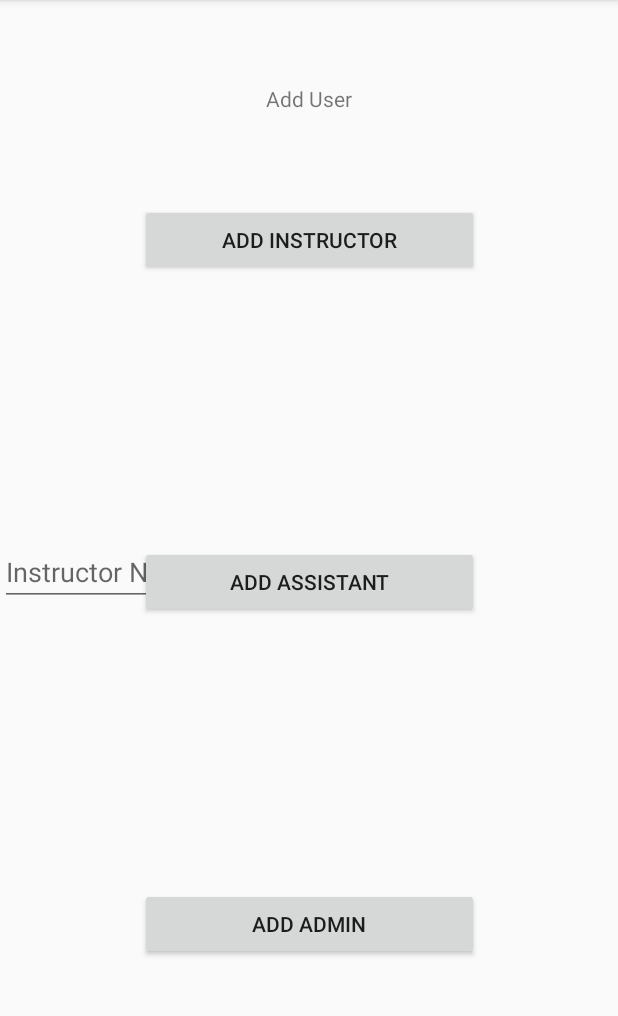
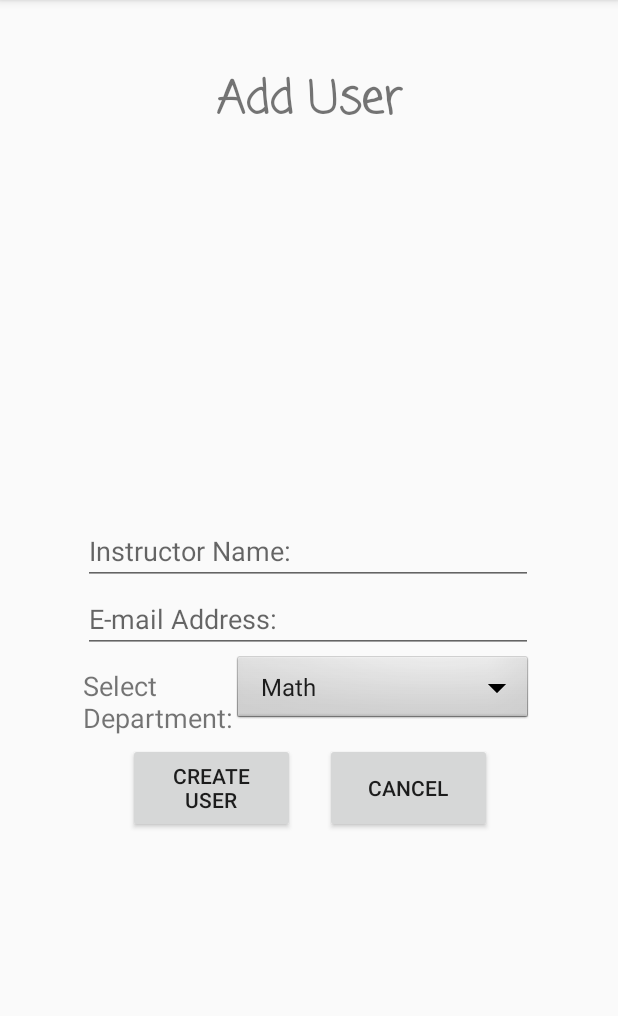
Before and after one commit to gldngullu/AWSheet, an Android app: the screen it shows after launch (AddUser), after a tap on "ADD INSTRUCTOR", on a phone screen of 412 x 824 dp, the part 84-1100 px from its top. Run offline under Robolectric (Android 15) with nearby library versions, the light colour scheme and no system bars.

Commit message:
Add User Interface Cont.

```diff
--- a/AttendanceWatchSheet/app/build.gradle
+++ b/AttendanceWatchSheet/app/build.gradle
@@ -25,4 +25,5 @@ dependencies {
     testImplementation 'junit:junit:4.12'
     androidTestImplementation 'com.android.support.test:runner:1.0.2'
     androidTestImplementation 'com.android.support.test.espresso:espresso-core:3.0.2'
+    implementation 'org.jetbrains:annotations-java5:15.0'
 }
--- a/AttendanceWatchSheet/app/src/main/java/com/example/gldng/attendancewatchsheet/AddInstructor.java
+++ b/AttendanceWatchSheet/app/src/main/java/com/example/gldng/attendancewatchsheet/AddInstructor.java
@@ -6,14 +6,27 @@ import android.support.annotation.Nullable;
 import android.view.LayoutInflater;
 import android.view.View;
 import android.view.ViewGroup;
+import android.widget.ArrayAdapter;
+import android.widget.Spinner;
 
 public class AddInstructor extends Fragment {
 
+    Spinner spinner;
+
+    @Override
+    public void onViewCreated(View view, @Nullable Bundle savedInstanceState) {
+        Spinner spinner = (Spinner) getView().findViewById(R.id.spinner);
+        ArrayAdapter<CharSequence> adapter = ArrayAdapter.createFromResource(this.getContext(), R.array.Departments, android.R.layout.simple_spinner_item);
+        adapter.setDropDownViewResource(android.R.layout.simple_spinner_dropdown_item);
+        spinner.setAdapter(adapter);
+    }
+
     @Nullable
     @Override
-    public View onCreateView(LayoutInflater inflater,ViewGroup container, Bundle savedInstanceState) {
-        View view = inflater.inflate(R.layout.add_instructor_fragment,container,false);
+    public View onCreateView(LayoutInflater inflater, ViewGroup container, Bundle savedInstanceState) {
+        View view = inflater.inflate(R.layout.add_instructor_fragment, container, false);
         return view;
 
     }
+
 }
--- a/AttendanceWatchSheet/app/src/main/java/com/example/gldng/attendancewatchsheet/AddUser.java
+++ b/AttendanceWatchSheet/app/src/main/java/com/example/gldng/attendancewatchsheet/AddUser.java
@@ -7,6 +7,7 @@ import android.os.Bundle;
 import android.view.View;
 import android.widget.Button;
 import android.widget.FrameLayout;
+import android.widget.Toast;
 
 public class AddUser extends AppCompatActivity {
 
@@ -25,7 +26,21 @@ public class AddUser extends AppCompatActivity {
         addAdmin = findViewById(R.id.addAdmin);
         manager = getFragmentManager();
         frameLayout = findViewById(R.id.frameLayout);
+
+
+
+        addInstructor.setOnClickListener(new View.OnClickListener() {
+            @Override
+            public void onClick(View v) {
+                addInstructor.setVisibility(View.INVISIBLE);
+                addAdmin.setVisibility(View.INVISIBLE);
+                addAssistant.setVisibility(View.INVISIBLE);
+                addInstructorFragmentAddition(v);
+            }
+        });
     }
+
+
 
     public void addInstructorFragmentAddition(View v){
         AddInstructor fragment1 = new AddInstructor();
@@ -33,4 +48,18 @@ public class AddUser extends AppCompatActivity {
         transaction.add(R.id.frameLayout,fragment1,"Fragment1");
         transaction.commit();
     }
+
+    public void removeAddInstructorFragment(View v) {
+        addInstructor.setVisibility(View.VISIBLE);
+        addAdmin.setVisibility(View.VISIBLE);
+        addAssistant.setVisibility(View.VISIBLE);
+        AddInstructor fragment1 = (AddInstructor) manager.findFragmentByTag("Fragment1");
+        FragmentTransaction transaction = manager.beginTransaction();
+        if (fragment1 != null) {
+            transaction.remove(fragment1);
+            transaction.commit();
+        } else {
+            Toast.makeText(this,"There is no add instuctor fragment here", Toast.LENGTH_LONG).show();
+        }
+    }
 }
--- a/AttendanceWatchSheet/app/src/main/res/layout/activity_add_user.xml
+++ b/AttendanceWatchSheet/app/src/main/res/layout/activity_add_user.xml
@@ -8,11 +8,14 @@
 
     <TextView
         android:id="@+id/textView"
-        android:layout_width="116dp"
-        android:layout_height="32dp"
-        android:layout_marginTop="56dp"
+        android:layout_width="175dp"
+        android:layout_height="45dp"
+        android:layout_marginTop="44dp"
+        android:fontFamily="casual"
         android:text="Add User"
         android:textAlignment="center"
+        android:textSize="30sp"
+        android:textStyle="bold"
         app:layout_constraintEnd_toEndOf="parent"
         app:layout_constraintStart_toStartOf="parent"
         app:layout_constraintTop_toTopOf="parent" />
@@ -54,16 +57,18 @@
 
     <FrameLayout
         android:id="@+id/frameLayout"
-        android:layout_width="372dp"
+        android:layout_width="300dp"
         android:layout_height="401dp"
+        android:layout_marginStart="50dp"
         android:layout_marginTop="8dp"
+        android:layout_marginEnd="50dp"
         android:layout_marginBottom="8dp"
-        android:visibility="visible"
         app:layout_constraintBottom_toBottomOf="parent"
+        app:layout_constraintEnd_toEndOf="parent"
+        app:layout_constraintHorizontal_bias="0.454"
+        app:layout_constraintStart_toStartOf="parent"
         app:layout_constraintTop_toTopOf="parent"
-        app:layout_constraintVertical_bias="1.0"
-        tools:layout_editor_absoluteX="6dp">
+        app:layout_constraintVertical_bias="0.779"/>
 
-    </FrameLayout>
 
 </android.support.constraint.ConstraintLayout>
--- a/AttendanceWatchSheet/app/src/main/res/layout/activity_main.xml
+++ /dev/null
@@ -1,18 +0,0 @@
-<?xml version="1.0" encoding="utf-8"?>
-<android.support.constraint.ConstraintLayout xmlns:android="http://schemas.android.com/apk/res/android"
-    xmlns:app="http://schemas.android.com/apk/res-auto"
-    xmlns:tools="http://schemas.android.com/tools"
-    android:layout_width="match_parent"
-    android:layout_height="match_parent"
-    tools:context=".MainActivity">
-
-    <TextView
-        android:layout_width="wrap_content"
-        android:layout_height="wrap_content"
-        android:text="Hello World!"
-        app:layout_constraintBottom_toBottomOf="parent"
-        app:layout_constraintLeft_toLeftOf="parent"
-        app:layout_constraintRight_toRightOf="parent"
-        app:layout_constraintTop_toTopOf="parent" />
-
-</android.support.constraint.ConstraintLayout>
--- a/AttendanceWatchSheet/app/src/main/res/layout/add_instructor_fragment.xml
+++ b/AttendanceWatchSheet/app/src/main/res/layout/add_instructor_fragment.xml
@@ -3,21 +3,78 @@
     xmlns:tools="http://schemas.android.com/tools"
     android:layout_width="match_parent"
     android:layout_height="match_parent"
-    android:orientation="vertical">
+    android:orientation="vertical"
+    tools:background="#9bfff8">
+
+    <Space
+        android:layout_width="464dp"
+        android:layout_height="63dp" />
 
     <EditText
-        android:id="@+id/editText2"
-        android:layout_width="269dp"
+        android:id="@+id/instructorName"
+        android:layout_width="match_parent"
+        android:layout_height="wrap_content"
+        android:layout_gravity="bottom"
+        android:ems="10"
+        android:hint="Instructor Name:"
+        android:inputType="textEmailAddress" />
+
+
+
+    <EditText
+        android:id="@+id/email"
+        android:layout_width="match_parent"
         android:layout_height="wrap_content"
         android:ems="10"
-        android:hint="Instructor Name:"
-        android:inputType="textPersonName"
-        android:textAlignment="viewStart" />
+        android:hint="E-mail Address:"
+        android:inputType="textEmailAddress" />
 
-    <FrameLayout
+    <LinearLayout
         android:layout_width="match_parent"
-        android:layout_height="match_parent">
+        android:layout_height="60dp"
+        android:orientation="horizontal">
 
-    </FrameLayout>
+        <TextView
+            android:id="@+id/textView3"
+            android:layout_width="100dp"
+            android:layout_height="60dp"
+            android:text="Select Department:"
+            android:textAlignment="viewStart"
+            android:textSize="18sp" />
+
+        <Spinner
+            android:id="@+id/spinner"
+            android:layout_width="match_parent"
+            android:layout_height="wrap_content"
+            android:background="@android:drawable/btn_dropdown"
+            android:spinnerMode="dropdown" />
+    </LinearLayout>
+
+    <LinearLayout
+        android:layout_width="match_parent"
+        android:layout_height="60dp">
+
+    <Button
+        android:id="@+id/doneButton"
+        android:layout_width="50pt"
+        android:layout_height="match_parent"
+        android:text="CREATE USER"
+        android:textAlignment="center"
+        android:layout_marginStart="30dp"
+        android:layout_marginEnd="20dp"
+        android:layout_gravity="clip_horizontal"
+        android:onClick="removeAddInstructorFragment"/>
+
+    <Button
+        android:id="@+id/cancelButton"
+        android:layout_width="50pt"
+        android:layout_height="match_parent"
+        android:text="cancel"
+        android:textAlignment="center"
+        android:layout_gravity="right"
+        android:onClick="removeAddInstructorFragment"/>
+
+    </LinearLayout>
+
 
 </LinearLayout>
--- a/AttendanceWatchSheet/app/src/main/res/values/strings.xml
+++ b/AttendanceWatchSheet/app/src/main/res/values/strings.xml
@@ -1,3 +1,8 @@
 <resources>
     <string name="app_name">AttendanceWatchSheet</string>
+    <string-array name="Departments">
+        <item>Math</item>
+        <item>Computer Science</item>
+        <item>Bla Bla</item>
+        </string-array>
 </resources>
```
